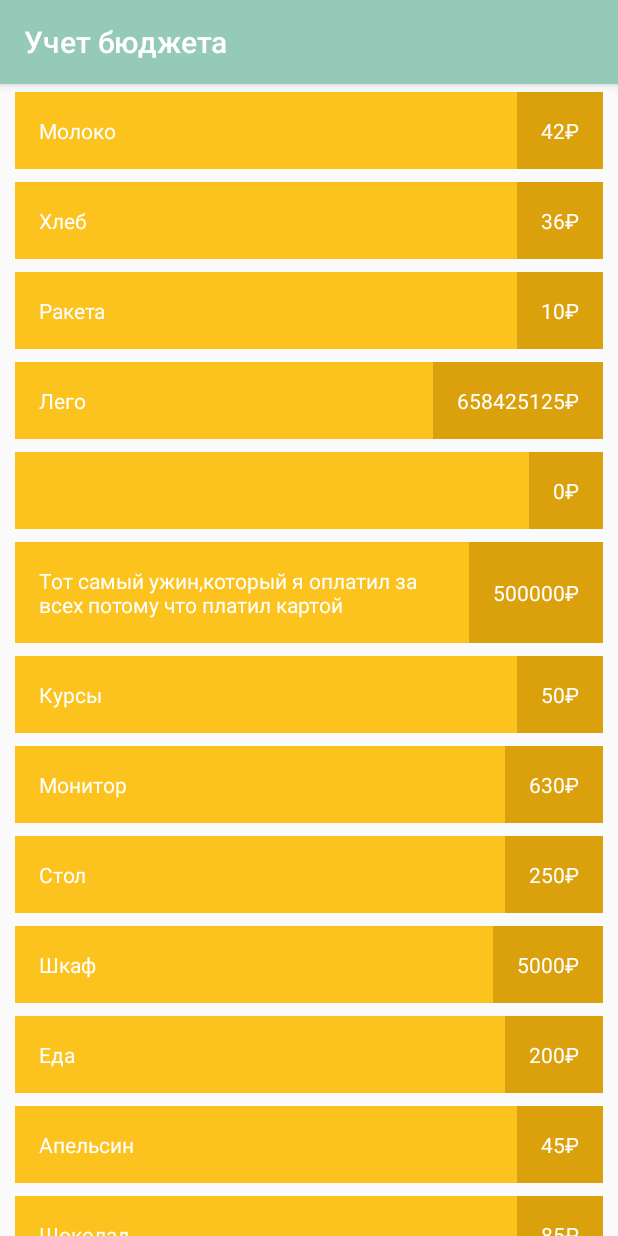
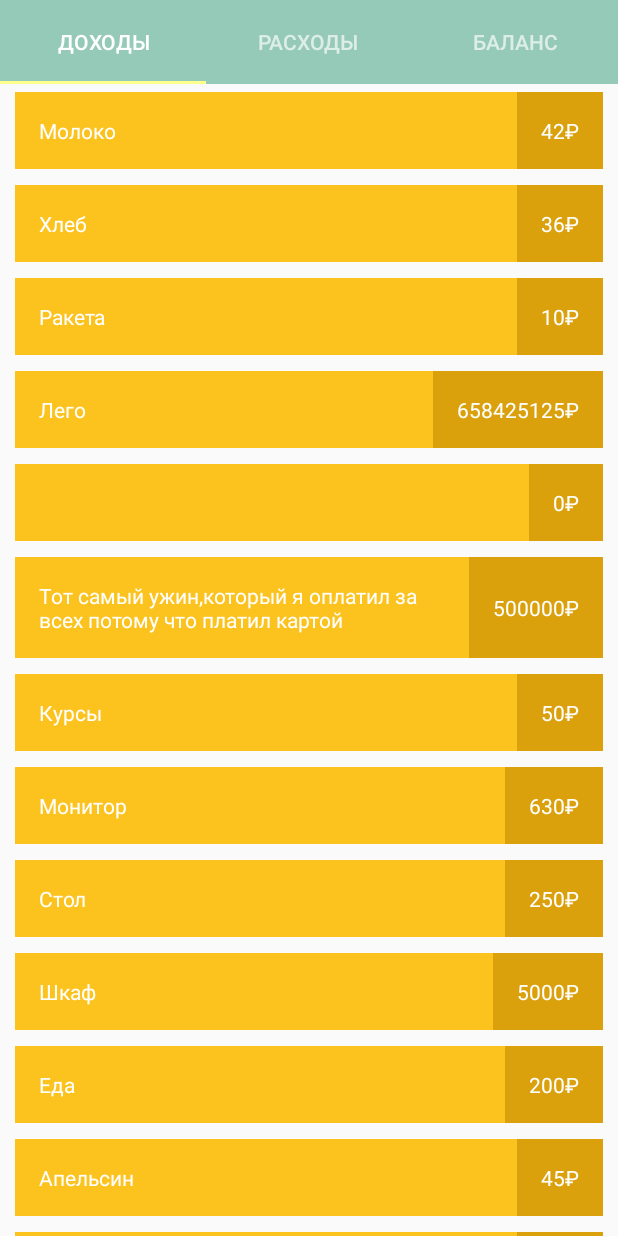
Before and after one commit to Bocmok/MoneyTracker, an Android app: the screen it shows after launch (ItemsActivity before the commit, MainActivity after it), on a phone screen of 412 x 824 dp. Run offline under Robolectric (Android 15) with nearby library versions, the phone set to English and light mode, and no system bars.

Commit message:
exercise_04

```diff
--- a/app/build.gradle
+++ b/app/build.gradle
@@ -23,6 +23,7 @@ dependencies {
     implementation 'com.android.support:appcompat-v7:28.0.0-alpha1'
     implementation 'com.android.support.constraint:constraint-layout:1.1.2'
     implementation 'com.android.support:recyclerview-v7:28.0.0-alpha1'
+    implementation'com.android.support:design:28.0.0-alpha1'
     testImplementation 'junit:junit:4.12'
     androidTestImplementation 'com.android.support.test:runner:1.0.2'
     androidTestImplementation 'com.android.support.test.espresso:espresso-core:3.0.2'
--- a/app/src/main/java/com/loftschool/moneytracker/ItemsActivity.java
+++ /dev/null
@@ -1,34 +0,0 @@
-package com.loftschool.moneytracker;
-import android.os.Bundle;
-import android.support.annotation.Nullable;
-import android.support.v7.app.AppCompatActivity;
-import android.support.v7.widget.LinearLayoutManager;
-import android.support.v7.widget.RecyclerView;
-
-
-
-public class ItemsActivity extends AppCompatActivity {
-    private RecyclerView recycler;
-    private ItemsAdapter adapter;
-    private static final int VERTICAL_ITEM_SPACE = 5;
-
-    @Override
-    protected void onCreate(@Nullable Bundle savedInstanceState) {
-        super.onCreate(savedInstanceState);
-        setContentView(R.layout.activity_items);
-        setTitle(R.string.activity_items_list_title);
-
-        adapter =new ItemsAdapter();
-
-        recycler = findViewById(R.id.list);
-        recycler.setLayoutManager(new LinearLayoutManager(this));
-        recycler.setAdapter(adapter);
-        recycler.addItemDecoration(new VerticalSpaceItemDecoration(VERTICAL_ITEM_SPACE));
-
-    }
-
-
-
-
-
-}
--- /dev/null
+++ b/app/src/main/java/com/loftschool/moneytracker/ItemsFragment.java
@@ -0,0 +1,57 @@
+package com.loftschool.moneytracker;
+import android.os.Bundle;
+import android.support.annotation.NonNull;
+import android.support.annotation.Nullable;
+import android.support.v4.app.Fragment;
+import android.support.v7.widget.LinearLayoutManager;
+import android.support.v7.widget.RecyclerView;
+import android.view.LayoutInflater;
+import android.view.View;
+import android.view.ViewGroup;
+
+
+
+public class ItemsFragment extends Fragment {
+    private RecyclerView recycler;
+    private ItemsAdapter adapter;
+    private static final int TYPE_UNKNOWN=-1;
+    public static final int TYPE_INCOMES=1;
+    public static final int TYPE_EXPENSES=2;
+    private static final String TYPE_KEY="type";
+    private int type;
+    public static ItemsFragment createItemsFragment(int type){
+        ItemsFragment fragment=new ItemsFragment();
+
+        Bundle bundle=new Bundle();
+        bundle.putInt(ItemsFragment.TYPE_KEY, ItemsFragment.TYPE_INCOMES);
+
+        fragment.setArguments(bundle);
+        return fragment;
+    }
+
+    @Override
+    public void onCreate(@Nullable Bundle savedInstanceState) {
+        super.onCreate(savedInstanceState);
+        adapter =new ItemsAdapter();
+        Bundle bundle=getArguments();
+        type=bundle.getInt(TYPE_KEY,TYPE_UNKNOWN);
+        if (type==TYPE_UNKNOWN){
+            throw new IllegalArgumentException("Unknown type");
+        }
+    }
+
+    @Nullable
+    @Override
+    public View onCreateView(@NonNull LayoutInflater inflater, @Nullable ViewGroup container, @Nullable Bundle savedInstanceState) {
+        View view= inflater.inflate(R.layout.fragment_items, container,false);
+        return view;
+    }
+
+    @Override
+    public void onViewCreated(@NonNull View view, @Nullable Bundle savedInstanceState) {
+        super.onViewCreated(view, savedInstanceState);
+        recycler = view.findViewById(R.id.list);
+        recycler.setLayoutManager(new LinearLayoutManager(getContext()));
+        recycler.setAdapter(adapter);
+    }
+}
--- a/app/src/main/java/com/loftschool/moneytracker/MainActivity.java
+++ b/app/src/main/java/com/loftschool/moneytracker/MainActivity.java
@@ -1,44 +1,28 @@
 package com.loftschool.moneytracker;
 
 import android.os.Bundle;
+import android.support.design.widget.TabLayout;
+import android.support.v4.view.ViewPager;
 import android.support.v7.app.AppCompatActivity;
-import android.util.Log;
 
 public class MainActivity extends AppCompatActivity {
-
+    private ViewPager viewPager;
+    private TabLayout tabLayout;
     @Override
     protected void onCreate(Bundle savedInstanceState) {
         super.onCreate(savedInstanceState);
         setContentView(R.layout.activity_main);
+
+        viewPager =findViewById(R.id.viewPager);
+
+        tabLayout =findViewById(R.id.tabLayout);
+        tabLayout.setSelectedTabIndicatorColor(getResources().getColor(R.color.colorIndicator));
+        tabLayout.setTabTextColors(getResources().getColor(R.color.colorInactive),getResources().getColor(R.color.colorActive));
+
+        MainPagesAdapter adapter = new MainPagesAdapter(getSupportFragmentManager(),this);
+        viewPager.setAdapter(adapter);
+
+        tabLayout.setupWithViewPager(viewPager);
     }
 
-    @Override
-    protected void onStop() {
-        super.onStop();
-        Log.i( "MainActivity", "onStop");
-    }
-
-    @Override
-    protected void onStart() {
-        super.onStart();
-        Log.i("MainActivity", "onStart");
-    }
-
-    @Override
-    protected void onPause() {
-        super.onPause();
-        Log.i("MainActivity","onPause");
-    }
-
-    @Override
-    protected void onResume() {
-        super.onResume();
-        Log.i("MainActivity","onResume");
-    }
-
-    @Override
-    protected void onDestroy() {
-        super.onDestroy();
-        Log.i("MainActivity", "onDestroy");
-    }
 }
--- /dev/null
+++ b/app/src/main/java/com/loftschool/moneytracker/MainPagesAdapter.java
@@ -0,0 +1,47 @@
+package com.loftschool.moneytracker;
+
+import android.content.Context;
+import android.support.annotation.Nullable;
+import android.support.v4.app.Fragment;
+import android.support.v4.app.FragmentManager;
+import android.support.v4.app.FragmentPagerAdapter;
+
+
+public class MainPagesAdapter extends FragmentPagerAdapter {
+
+    public static final int PAGE_INCOMES=0;
+    public static final int PAGE_EXPENSES=1;
+    public static final int PAGE_BALANCE=2;
+    private String[] titles;
+
+    public MainPagesAdapter(FragmentManager fm, Context context) {
+        super(fm);
+        titles=context.getResources().getStringArray(R.array.tab_titles);
+    }
+
+    @Override
+    public Fragment getItem(int position) {
+        switch (position){
+            case PAGE_INCOMES:
+                return ItemsFragment.createItemsFragment(ItemsFragment.TYPE_INCOMES);
+            case PAGE_EXPENSES:
+                return ItemsFragment.createItemsFragment(ItemsFragment.TYPE_EXPENSES);
+            case PAGE_BALANCE:
+                return BalanceFragment.createBalanceFragment();
+            default:
+                return null;
+        }
+
+    }
+
+    @Override
+    public int getCount() {
+        return 3;
+    }
+
+    @Nullable
+    @Override
+    public CharSequence getPageTitle(int position) {
+        return titles[position];
+    }
+}
--- a/app/src/main/res/layout/activity_main.xml
+++ b/app/src/main/res/layout/activity_main.xml
@@ -1,21 +1,23 @@
 <?xml version="1.0" encoding="utf-8"?>
-<android.support.constraint.ConstraintLayout xmlns:android="http://schemas.android.com/apk/res/android"
-    xmlns:app="http://schemas.android.com/apk/res-auto"
+<LinearLayout xmlns:app="http://schemas.android.com/apk/res-auto"
     xmlns:tools="http://schemas.android.com/tools"
+    xmlns:android="http://schemas.android.com/apk/res/android"
     android:layout_width="match_parent"
     android:layout_height="match_parent"
-    tools:context=".MainActivity">
+    tools:context=".MainActivity"
+    android:orientation="vertical">
+    <android.support.design.widget.TabLayout
+        android:id="@+id/tabLayout"
+        android:layout_width="match_parent"
+        android:layout_height="?android:attr/actionBarSize"
+        android:background="@color/colorPrimary">
 
-    <TextView
-        android:layout_width="wrap_content"
-        android:layout_height="wrap_content"
-        android:text="Hello World!"
-        android:textColor="@color/textColor"
-        android:textSize="20sp"
-        android:background="@color/backgroundColor"
-        app:layout_constraintBottom_toBottomOf="parent"
-        app:layout_constraintLeft_toLeftOf="parent"
-        app:layout_constraintRight_toRightOf="parent"
-        app:layout_constraintTop_toTopOf="parent" />
+    </android.support.design.widget.TabLayout>
+    <android.support.v4.view.ViewPager
+        android:id="@+id/viewPager"
+        android:layout_width="match_parent"
+        android:layout_height="match_parent"
+        app:tabTextColor="@color/white">
+    </android.support.v4.view.ViewPager>
 
-</android.support.constraint.ConstraintLayout>
+</LinearLayout>
--- a/app/src/main/res/layout/activity_items.xml
+++ b/app/src/main/res/layout/fragment_items.xml
@@ -1,13 +1,11 @@
 <?xml version="1.0" encoding="utf-8"?>
 <FrameLayout xmlns:android="http://schemas.android.com/apk/res/android"
     android:layout_width="match_parent"
-    android:layout_height="match_parent"
-    xmlns:tools="http://schemas.android.com/tools">
+    android:layout_height="match_parent">
     <android.support.v7.widget.RecyclerView
         android:id="@+id/list"
         android:layout_width="match_parent"
-        android:layout_height="wrap_content"
-        tools:listitem="@layout/item">
+        android:layout_height="wrap_content">
 
     </android.support.v7.widget.RecyclerView>
 
--- a/app/src/main/res/layout/item.xml
+++ b/app/src/main/res/layout/item.xml
@@ -7,6 +7,7 @@
     android:layout_marginLeft="10dp"
     android:layout_marginRight="10dp"
     android:layout_marginTop="5dp"
+    android:layout_marginBottom="5dp"
     >
     <TextView
         android:id="@+id/title"
--- a/app/src/main/res/values/strings.xml
+++ b/app/src/main/res/values/strings.xml
@@ -2,4 +2,14 @@
     <string name="app_name">MoneyTracker</string>
     <string name="add_item_title">Новая запись</string>
     <string name="activity_items_list_title">Учет бюджета</string>
+
+    <string name="tab_incomes">Доходы</string>
+    <string name="tab_expenses">Расходы</string>
+    <string name="tab_balance">Баланс</string>
+
+    <string-array name="tab_titles">
+        <item>@string/tab_incomes</item>
+        <item>@string/tab_expenses</item>
+        <item>@string/tab_balance</item>
+    </string-array>
 </resources>
--- a/app/src/main/res/values/styles.xml
+++ b/app/src/main/res/values/styles.xml
@@ -1,7 +1,7 @@
 <resources>
 
     <!-- Base application theme. -->
-    <style name="AppTheme" parent="Theme.AppCompat.Light.DarkActionBar">
+    <style name="AppTheme" parent="Theme.AppCompat.Light.NoActionBar">
         <!-- Customize your theme here. -->
         <item name="colorPrimary">@color/colorPrimary</item>
         <item name="colorPrimaryDark">@color/colorPrimaryDark</item>
```
Also changed, not shown: app/src/main/AndroidManifest.xml (+2 -6 lines), app/src/main/java/com/loftschool/moneytracker/BalanceFragment.java (added, +28 -0 lines), app/src/main/res/layout/balance.xml (added, +10 -0 lines).
